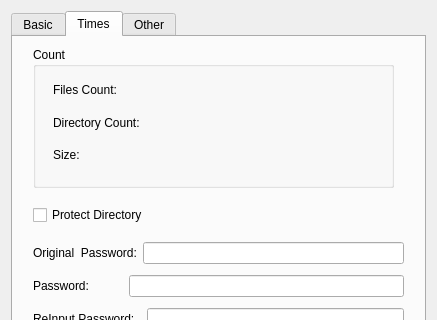
MrMattMunro/filesearch, file managefile/propofdirdialog.ui: the form before one commit; both pictures show x 0 to 437 and y 0 to 320 of the 437 by 493 pixel window.
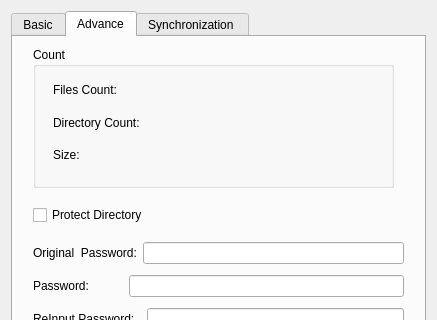
The form after the commit. The open tabs and pages were chosen to show the change.

Diff of the .ui file:
```diff
--- a/managefile/propofdirdialog.ui
+++ b/managefile/propofdirdialog.ui
@@ -115,7 +115,7 @@
      </widget>
      <widget class="QWidget" name="protect">
       <attribute name="title">
-       <string>Times</string>
+       <string>Advance</string>
       </attribute>
       <widget class="QGroupBox" name="groupBox_6">
        <property name="geometry">
@@ -278,7 +278,7 @@
      </widget>
      <widget class="QWidget" name="synch">
       <attribute name="title">
-       <string>Other</string>
+       <string>Synchronization </string>
       </attribute>
       <widget class="QGroupBox" name="groupBox_7">
        <property name="geometry">
```
Left out of the diff: 8 changed lines with no effect on the pictures.
